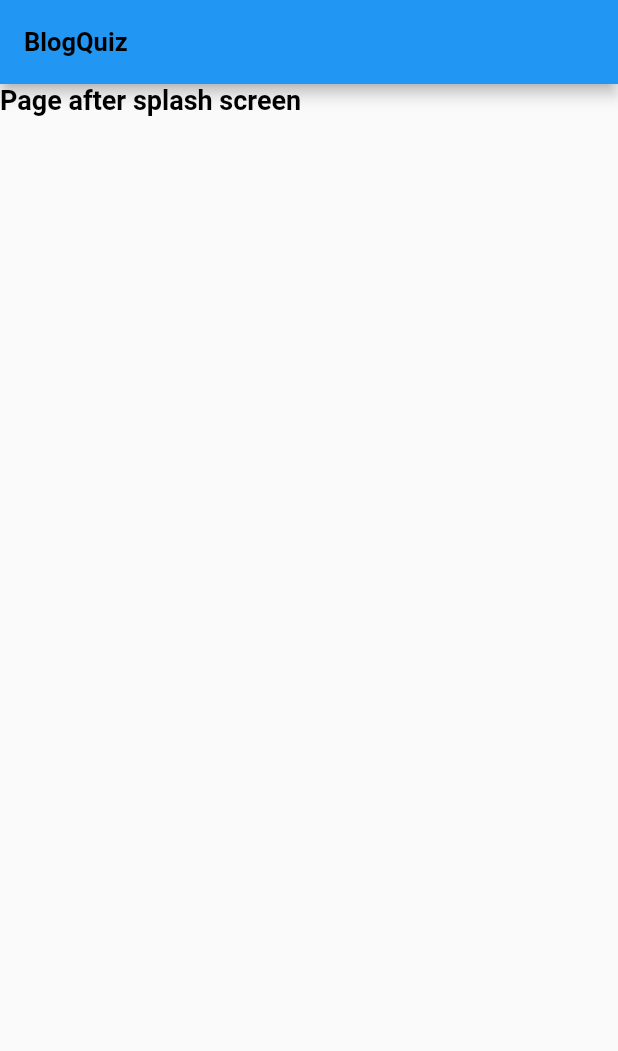
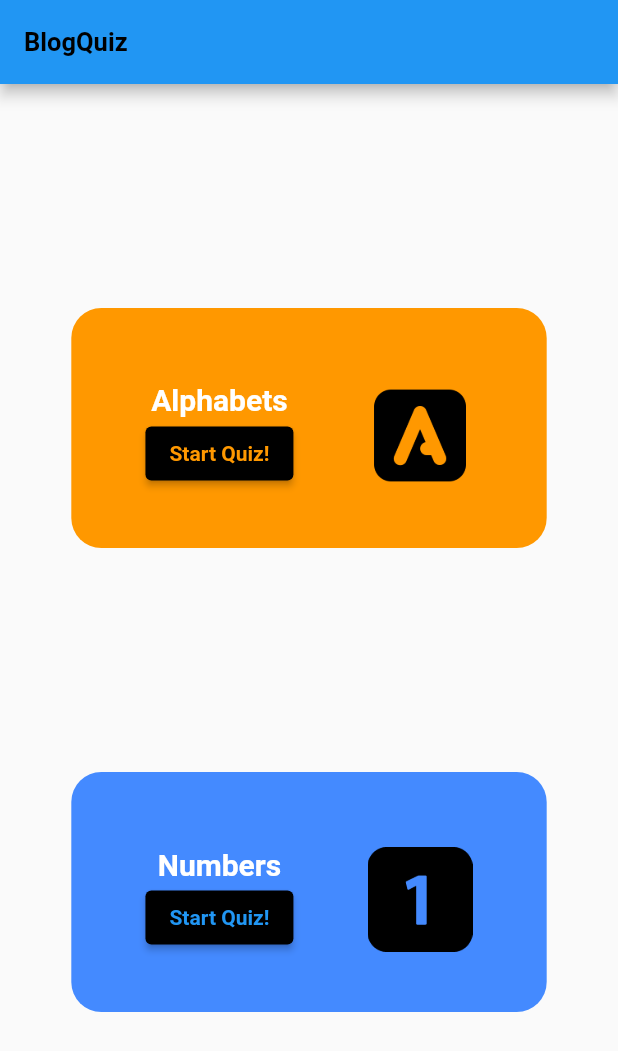
Before and after one commit to jaysri-eng/blogsquiz, a Flutter app: the screen it shows after launch, on a phone screen of 412 x 824 dp. Shown: the top 1051 px of the screen. Run offline on Flutter 3.47's test engine with Material 2 defaults, Android fonts, the phone set to English and light mode, and no system bars; our stand-ins replace splashscreen.

Commit message:
home page

```diff
--- /dev/null
+++ b/lib/aftersplash.dart
@@ -0,0 +1,114 @@
+import 'package:flutter/material.dart';
+
+class AfterSplash extends StatelessWidget {
+  const AfterSplash({Key? key}) : super(key: key);
+
+  @override
+  Widget build(BuildContext context) {
+    return Scaffold(
+      appBar: AppBar(
+        title: const Text("BlogQuiz",
+          style: TextStyle(
+              fontWeight: FontWeight.w600,
+              color: Colors.black,
+              fontSize: 17),),
+      ),
+      body: Container(
+        child: Center(
+          child: Column(
+            mainAxisAlignment: MainAxisAlignment.spaceEvenly,
+            children: <Widget>[
+              SizedBox(
+                height: 160,
+                width: MediaQuery.of(context).size.width/1.3,
+                child: DecoratedBox(
+                  decoration: BoxDecoration(
+                    borderRadius: BorderRadius.circular(20),
+                    color: Colors.orange[500],
+                  ),
+                  child: Padding(
+                    padding: const EdgeInsets.only(top: 50),
+                    child: Row(
+                      //crossAxisAlignment: CrossAxisAlignment.center,
+                      mainAxisAlignment: MainAxisAlignment.spaceEvenly,
+                      children: <Widget>[
+                        Column(
+                          mainAxisAlignment: MainAxisAlignment.start,
+                          children: [
+                            //Text('You scored ${count.cnt} in your last attempt!',style: GoogleFonts.nunito(fontSize: 13,color: Colors.white,fontWeight: FontWeight.bold)),
+                            const Text('Alphabets',style: TextStyle(
+                                fontSize: 20,color: Colors.white,fontWeight: FontWeight.bold)),
+                            ElevatedButton(
+                              style: ButtonStyle(
+                                backgroundColor: MaterialStateProperty.all(Colors.black),
+                              ),
+                              onPressed: (){
+                                //Navigator.push(context, MaterialPageRoute(builder: (context) => AlpQuiz()));
+                              },
+                              child: const Text('Start Quiz!',style: TextStyle(
+                                  color: Colors.orange,fontWeight: FontWeight.bold),),
+                            ),
+                          ],
+                        ),
+                        Column(
+                          //mainAxisAlignment: MainAxisAlignment.end,
+                          children: [
+                            Image(image: AssetImage('assets/alphabet-icon.png'),height: 70,),
+                          ],
+                        ),
+                      ],
+                    ),
+                  ),
+                ),
+              ),
+              SizedBox(
+                height: 160,
+                width: MediaQuery.of(context).size.width/1.3,
+                child: DecoratedBox(
+                  decoration: BoxDecoration(
+                    borderRadius: BorderRadius.circular(20),
+                    color: Colors.blueAccent,
+                  ),
+                  child: Padding(
+                    padding: const EdgeInsets.only(top: 50),
+                    child: Row(
+                      mainAxisAlignment: MainAxisAlignment.spaceEvenly,
+                      children: <Widget>[
+                        Column(
+                          //mainAxisAlignment: MainAxisAlignment.start,
+                          children: [
+                            //Text('You scored ${DBProvider.db.getClient(c.cnt)} in your last attempt!',style: GoogleFonts.nunito(fontSize: 8,color: Colors.white,fontWeight: FontWeight.bold)),
+                            const Text('Numbers',style: TextStyle(fontSize: 20,color: Colors.white,fontWeight: FontWeight.bold)),
+                            ElevatedButton(
+                              style: ButtonStyle(
+                                backgroundColor: MaterialStateProperty.all(Colors.black),
+                              ),
+                              onPressed: (){
+                                //Navigator.push(context, MaterialPageRoute(builder: (context) => NumIsl()));
+                              },
+                              child: const Text('Start Quiz!',
+                                style: TextStyle(
+                                    color: Colors.blue,
+                                    fontWeight: FontWeight.bold
+                                ),),
+                            )
+                          ],
+                        ),
+                        Column(
+                          //mainAxisAlignment: MainAxisAlignment.end,
+                          children: [
+                            Image(image: AssetImage('assets/Numbers-1-Black-icon.png'),height: 70,),
+                          ],
+                        ),
+                      ],
+                    ),
+                  ),
+                ),
+              ),
+            ],
+          ),
+        ),
+      ),
+    );
+  }
+}
--- a/lib/main.dart
+++ b/lib/main.dart
@@ -1,5 +1,7 @@
 import 'package:flutter/material.dart';
 import 'package:splashscreen/splashscreen.dart';
+
+import 'aftersplash.dart';
 
 void main() {
   runApp(const MyApp());
@@ -45,27 +47,3 @@ class _SplashState extends State<Splash> {
     );
   }
 }
-
-class AfterSplash extends StatelessWidget {
-  const AfterSplash({Key? key}) : super(key: key);
-
-  @override
-  Widget build(BuildContext context) {
-    return Scaffold(
-      appBar: AppBar(
-        title: const Text("BlogQuiz",
-          style: TextStyle(
-              fontWeight: FontWeight.w600,
-              color: Colors.black,
-              fontSize: 17),),
-      ),
-      body: Container(
-        child: Text("Page after splash screen",style: TextStyle(
-          color: Colors.black,
-          fontSize: 18,
-          fontWeight: FontWeight.w600,
-        ),),
-      ),
-    );
-  }
-}
--- a/pubspec.yaml
+++ b/pubspec.yaml
@@ -60,7 +60,7 @@ flutter:
 
   # To add assets to your application, add an assets section, like this:
   assets:
-    - assets/sleuth_logo.png
+    - assets/
 
   # An image asset can refer to one or more resolution-specific "variants", see
   # https://flutter.dev/assets-and-images/#resolution-aware.
```
Also changed, not shown: assets/Numbers-1-Black-icon.png (added), assets/alphabet-icon.png (added).
